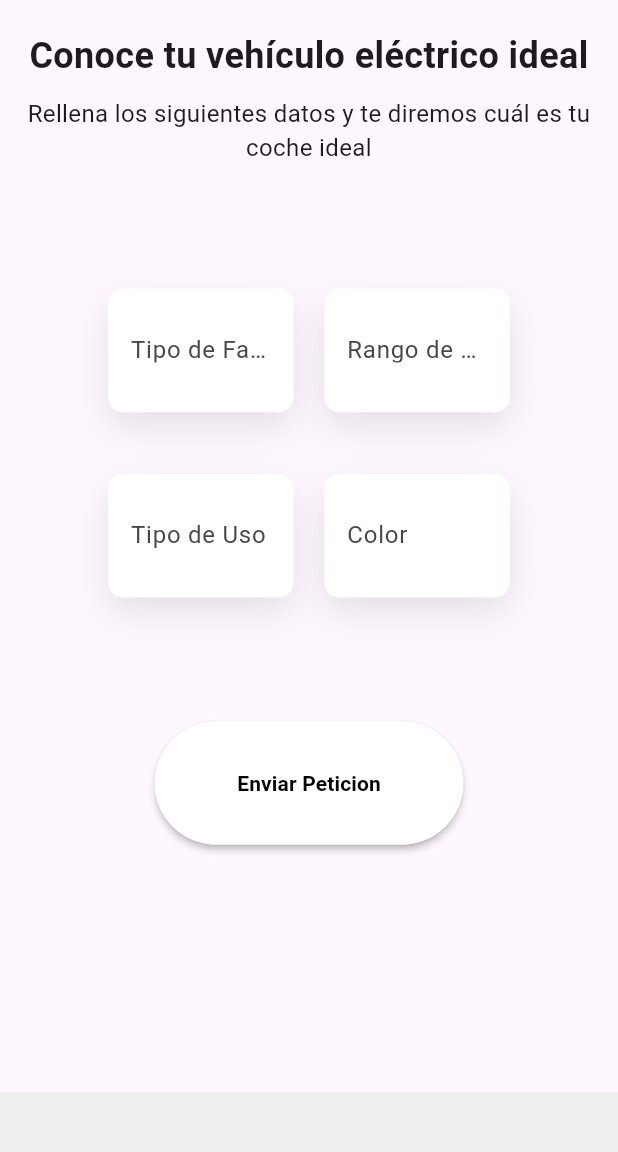
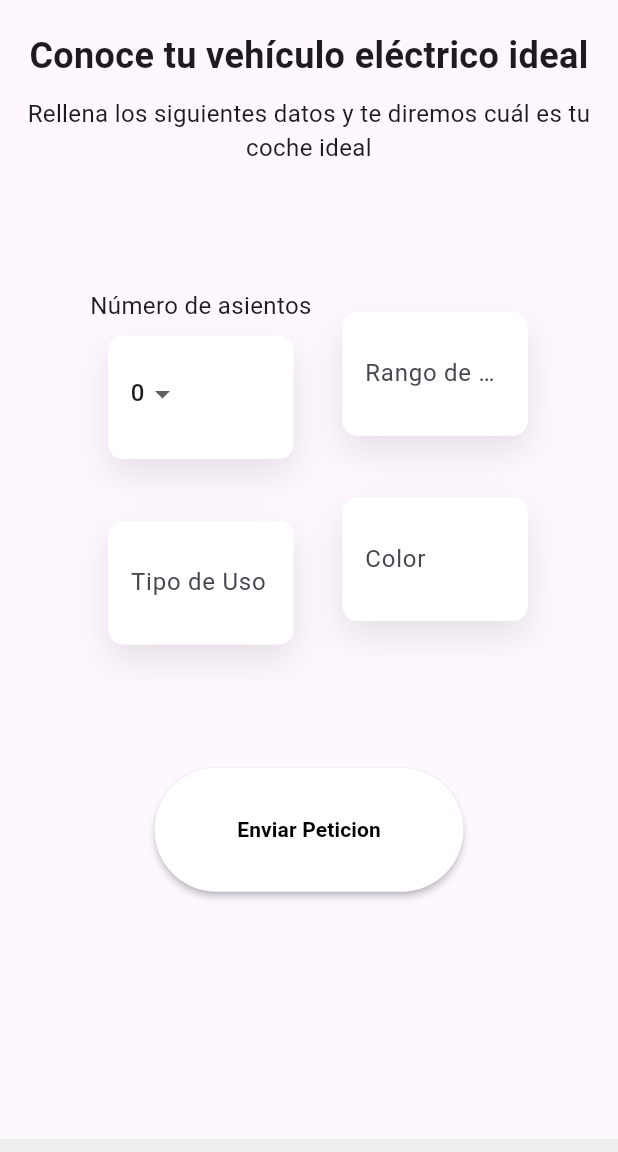
Before and after one commit to PabloDelHoyo/multiagentes-app, a Flutter app: the Prediccion_Page screen opened directly, on a phone screen of 412 x 824 dp, the part 84-1236 px from its top. Run offline on Flutter 3.47's test engine with Material 3 defaults, Android fonts, the phone set to English and light mode, and no system bars; our stand-ins replace animate_do; missing offline and left inert: adaptive_scrollbar; Roboto replaces fonts that are missing (CustomFont).

Commit message:
Update frontend

```diff
--- a/frontend/lib/bars/side_bar.dart
+++ b/frontend/lib/bars/side_bar.dart
@@ -53,7 +53,7 @@ class NavBar extends StatelessWidget {
         break;
       case BASE_DE_DATOS:
         Navigator.push(
-            context, MaterialPageRoute(builder: (context) => BBDD4()));
+            context, MaterialPageRoute(builder: (context) => BBDD_Page()));
         break;
       case API:
           final Uri uri = Uri.parse('https://multiagentes.programadormanchego.es/api/docs');
--- a/frontend/lib/pages/bbdd_page.dart
+++ b/frontend/lib/pages/bbdd_page.dart
@@ -1,12 +1,24 @@
 import 'dart:convert';
-
 import 'package:adaptive_scrollbar/adaptive_scrollbar.dart';
 import 'package:flutter/material.dart';
 import 'package:http/http.dart' as http;
 import 'package:pagina_web/bars/app_bar.dart';
 import 'package:pagina_web/bars/side_bar.dart';
 
-class BBDD4 extends StatelessWidget {
+
+class BBDD_Page extends StatefulWidget {
+  const BBDD_Page({Key? key})
+      : super(key: key);
+
+  @override
+  _BBDD_PageState createState() => _BBDD_PageState();
+}
+class _BBDD_PageState extends State<BBDD_Page> {
+    //String api_url_base = 'https://multiagentes.programadormanchego.es/api';
+  static const String api_url_base = String.fromEnvironment('API_URL', defaultValue: 'https://multiagentes.programadormanchego.es/api');
+  @override
+  void initState(){
+  }
   @override
   Widget build(BuildContext context) {
     return MaterialApp(
@@ -33,14 +45,15 @@ class BBDD4 extends StatelessWidget {
                   String apiUrl;
 
                   if (index == 0) {
+                    print(api_url_base);
                     category = 'RAW';
-                    apiUrl = 'https://multiagentes.programadormanchego.es/api/raw';
+                    apiUrl = api_url_base +'/raw';
                   } else if (index == 1) {
                     category = 'SILVER';
-                    apiUrl = 'https://multiagentes.programadormanchego.es/api/silver';
+                    apiUrl = api_url_base +'/silver';
                   } else {
                     category = 'GOLD';
-                    apiUrl = 'https://multiagentes.programadormanchego.es/api/gold';
+                    apiUrl = api_url_base +'/gold';
                   }
 
                   return Card(
@@ -68,6 +81,7 @@ class BBDD4 extends StatelessWidget {
     );
   }
 }
+
 
 class bbdd_schemas extends StatefulWidget {
   final String apiUrlBase;
--- a/frontend/lib/pages/recomendador.dart
+++ b/frontend/lib/pages/recomendador.dart
@@ -17,6 +17,8 @@ class _Prediccion_PageState extends State<Prediccion_Page> {
   String _tipoUso = "";
   String _rangoPrecio = "";
   String _color = "";
+  final List<int> numeroDeAsientos = [2, 4, 5, 6, 7];
+  int _selectedAsientos = 0;
   @override
   Widget build(BuildContext context) {
     return Scaffold(
@@ -48,6 +50,11 @@ class _Prediccion_PageState extends State<Prediccion_Page> {
                       children: <Widget>[
                         Column(
                           children: <Widget>[
+                            Text(
+                                'Número de asientos',
+                                style: TextStyle(fontSize: 16),
+                              ),
+                            SizedBox(height: mq.height*0.01,),
                             Container(
                               padding: EdgeInsets.all(15), // Ajusta el espacio
                               height: mq.height * 0.1,
@@ -63,21 +70,33 @@ class _Prediccion_PageState extends State<Prediccion_Page> {
                                   )
                                 ],
                               ),
-                                child: TextField(
-                                  onChanged: (text) {
+                              child: DropdownButton<int>(
+                                value: _selectedAsientos,
+                                //icon: Icon(Icons.arrow_downward),
+                                iconSize: 24,
+                                elevation: 16,
+                                //style: TextStyle(color: Colors.deepPurple),
+                                underline: Container(
+                                height: 2,
+                                color: Colors.white,
+                                ),
+                                onChanged: (value) {
                                   setState(() {
-                                      _tipoFamilia = text;
+                                    _selectedAsientos = value!;
                                   });
                                 },
-                                  keyboardType: TextInputType.text,
-                                  decoration: InputDecoration(
-                                    labelText: "Tipo de Familia",
-                                    hintStyle: TextStyle(color: Colors.grey),
-                                    border: InputBorder.none,
+                                items: <int>[0, 1, 2, 3, 4, 5, 6]
+                                    .map<DropdownMenuItem<int>>((int value) {
+                                  return DropdownMenuItem<int>(
+                                    value: value,
+                                    child: Text(value.toString()),
+                                  );
+                                }).toList(),
                               ),
                             ),
+                            SizedBox(
+                              height: mq.height * 0.05,
                             ),
-                              SizedBox(height: mq.height * 0.05,),
                             Container(
                               height: mq.height * 0.1,
                               width: mq.width * 0.3,
@@ -109,7 +128,9 @@ class _Prediccion_PageState extends State<Prediccion_Page> {
                             ),
                           ],
                         ),
-                    SizedBox(width: mq.width*0.05,),
+                        SizedBox(
+                          width: mq.width * 0.05,
+                        ),
                         Column(
                           children: <Widget>[
                             Container(
@@ -141,7 +162,9 @@ class _Prediccion_PageState extends State<Prediccion_Page> {
                                 ),
                               ),
                             ),
-                              SizedBox(height: mq.height * 0.05,),
+                            SizedBox(
+                              height: mq.height * 0.05,
+                            ),
                             Container(
                               height: mq.height * 0.1,
                               width: mq.width * 0.3,
@@ -173,8 +196,7 @@ class _Prediccion_PageState extends State<Prediccion_Page> {
                             ),
                           ],
                         ),
-                    ]
-                  ),
+                      ]),
                 ),
 
                 SizedBox(
@@ -217,7 +239,6 @@ class _Prediccion_PageState extends State<Prediccion_Page> {
               ],
             ),
           ),
-
         ),
       ),
     );
--- a/frontend/pubspec.yaml
+++ b/frontend/pubspec.yaml
@@ -60,8 +60,8 @@ dev_dependencies:
 
 # The following section is specific to Flutter packages.
 flutter:
-  assets:
-    - web/assets/
+#  assets:
+ #   - web/assets/
   # The following line ensures that the Material Icons font is
   # included with your application, so that you can use the icons in
   # the material Icons class.
```
Also changed, not shown: 4 other files. Lines whose indentation alone changed are shown as unchanged.
